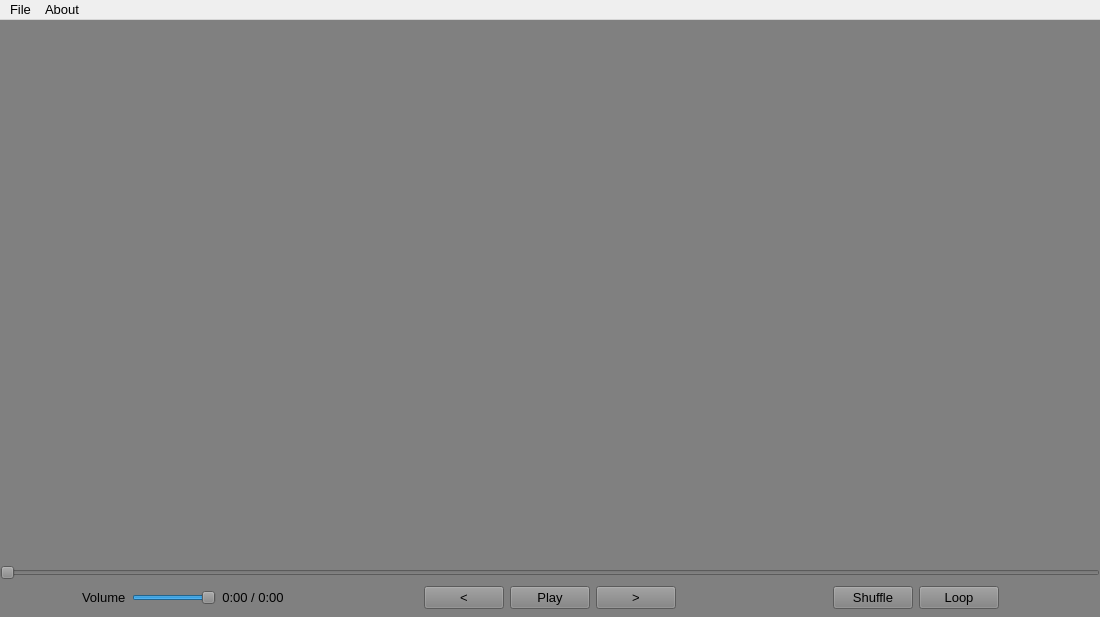
First picture: the form in dio.ui, repository Einsteinfury/Dio_Media_Player, before the edit.
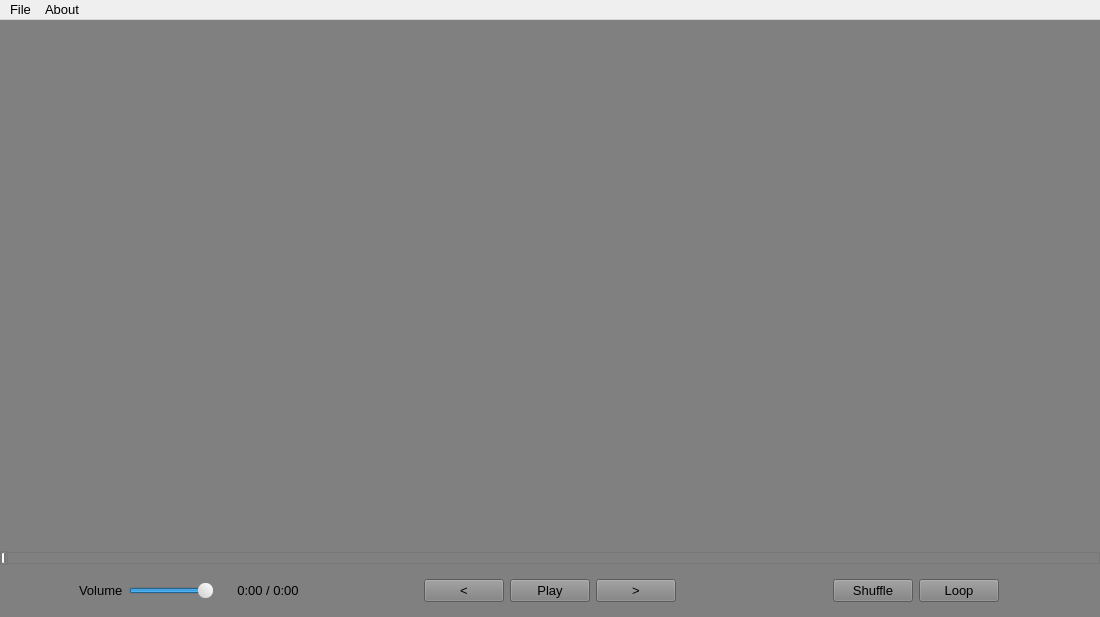
Second picture: the form after the edit. Icons and pictures are not drawn.

```diff
--- a/dio.ui
+++ b/dio.ui
@@ -143,18 +143,23 @@
          </property>
          <layout class="QHBoxLayout" name="horizontalLayout_7">
           <property name="spacing">
-           <number>10</number>
+           <number>0</number>
           </property>
           <property name="leftMargin">
-           <number>0</number>
+           <number>6</number>
           </property>
           <property name="topMargin">
            <number>0</number>
           </property>
           <property name="rightMargin">
-           <number>0</number>
+           <number>6</number>
           </property>
           <property name="bottomMargin">
+           <number>0</number>
+          </property>
+          <item>
+           <layout class="QHBoxLayout" name="horizontalLayout_6">
+            <property name="rightMargin">
            <number>0</number>
           </property>
           <item>
@@ -171,6 +176,9 @@
              </font>
             </property>
             <layout class="QHBoxLayout" name="horizontalLayout_8">
+               <property name="spacing">
+                <number>13</number>
+               </property>
              <property name="leftMargin">
               <number>0</number>
              </property>
@@ -183,6 +191,15 @@
              <property name="bottomMargin">
               <number>0</number>
              </property>
+               <item>
+                <widget class="QWidget" name="volumeContainer" native="true">
+                 <property name="sizePolicy">
+                  <sizepolicy hsizetype="Maximum" vsizetype="Fixed">
+                   <horstretch>0</horstretch>
+                   <verstretch>0</verstretch>
+                  </sizepolicy>
+                 </property>
+                 <layout class="QHBoxLayout" name="horizontalLayout_5">
              <item>
               <widget class="QLabel" name="volumeLabel">
                <property name="font">
@@ -202,6 +219,25 @@
                  <pointsize>10</pointsize>
                 </font>
                </property>
+                    <property name="focusPolicy">
+                     <enum>Qt::NoFocus</enum>
+                    </property>
+                    <property name="styleSheet">
+                     <string notr="true">QSlider::handle {
+	width: 18px;
+	border-radius: 7px;
+	background: qlineargradient(spread:pad, x1:0, y1:1, x2:1, y2:0, stop:0 rgba(205, 205, 205, 255), stop:1 rgba(255, 255, 255, 255))
+}
+
+QSlider::sub-page:horizontal {
+background: qlineargradient(x1: 0, y1: 0,    x2: 0, y2: 1,
+    stop: 0 #66e, stop: 1 #287cd1);
+background: qlineargradient(x1: 0, y1: 0.2, x2: 1, y2: 1,
+    stop: 0 #bbf, stop: 1 #287cd1);
+border: 1px solid #777;
+height: 15px;
+}</string>
+                    </property>
                <property name="maximum">
                 <number>100</number>
                </property>
@@ -213,6 +249,9 @@
                </property>
               </widget>
              </item>
+                 </layout>
+                </widget>
+               </item>
              <item>
               <widget class="QLabel" name="durationLabel">
                <property name="sizePolicy">
@@ -241,6 +280,8 @@
            </widget>
           </item>
          </layout>
+          </item>
+         </layout>
         </widget>
        </item>
        <item>
@@ -284,13 +325,13 @@
             </property>
             <layout class="QHBoxLayout" name="horizontalLayout_11">
              <property name="leftMargin">
-              <number>0</number>
+              <number>6</number>
              </property>
              <property name="topMargin">
               <number>0</number>
              </property>
              <property name="rightMargin">
-              <number>0</number>
+              <number>6</number>
              </property>
              <property name="bottomMargin">
               <number>0</number>
@@ -388,13 +429,13 @@
            <number>6</number>
           </property>
           <property name="leftMargin">
-           <number>0</number>
+           <number>6</number>
           </property>
           <property name="topMargin">
            <number>0</number>
           </property>
           <property name="rightMargin">
-           <number>0</number>
+           <number>6</number>
           </property>
           <property name="bottomMargin">
            <number>0</number>
@@ -470,6 +511,74 @@
       </layout>
      </widget>
     </item>
+    <item row="2" column="0">
+     <widget class="QSlider" name="playbackSlider">
+      <property name="font">
+       <font>
+        <pointsize>10</pointsize>
+       </font>
+      </property>
+      <property name="mouseTracking">
+       <bool>false</bool>
+      </property>
+      <property name="focusPolicy">
+       <enum>Qt::NoFocus</enum>
+      </property>
+      <property name="styleSheet">
+       <string notr="true">QSlider::groove:horizontal {
+border: 1px solid #bbb;
+background: white;
+height: 10px;
+border-radius: 4px;
+}
+
+QSlider::sub-page:horizontal {
+background: qlineargradient(x1: 0, y1: 0,    x2: 0, y2: 1,
+    stop: 0 #66e, stop: 1 #287cd1);
+background: qlineargradient(x1: 0, y1: 0.2, x2: 1, y2: 1,
+    stop: 0 #bbf, stop: 1 #287cd1);
+border: 1px solid #777;
+height: 10px;
+border-radius: 1px;
+}
+
+QSlider::add-page:horizontal {
+background: grey;
+border: 1px solid #777;
+height: 10px;
+border-radius: 1px;
+}
+
+QSlider::handle:horizontal {
+background: qlineargradient(x1:0, y1:0, x2:1, y2:1,
+    stop:0 #eee, stop:1 #ccc);
+border: 1px solid #777;
+border-radius: 1px;
+width: 5px;
+margin-top: -2px;
+margin-bottom: -2px;
+}
+
+QSlider::handle:horizontal:hover {
+background: qlineargradient(x1:0, y1:0, x2:1, y2:1,
+    stop:0 #fff, stop:1 #ddd);
+border: 1px solid rgb(134, 134, 134);
+}</string>
+      </property>
+      <property name="pageStep">
+       <number>10</number>
+      </property>
+      <property name="value">
+       <number>0</number>
+      </property>
+      <property name="tracking">
+       <bool>false</bool>
+      </property>
+      <property name="orientation">
+       <enum>Qt::Horizontal</enum>
+      </property>
+     </widget>
+    </item>
    </layout>
   </widget>
   <widget class="QMenuBar" name="menuBar">
```
Left out of the diff: 41 changed lines with no effect on the pictures. Lines whose indentation alone changed are shown as unchanged.
